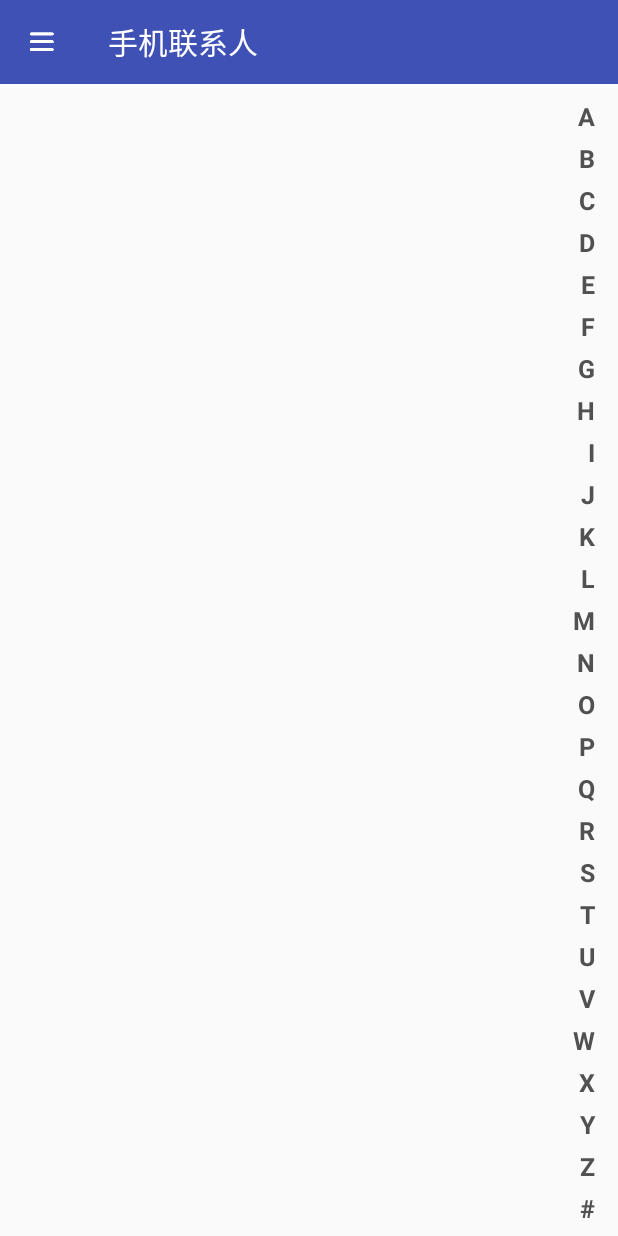
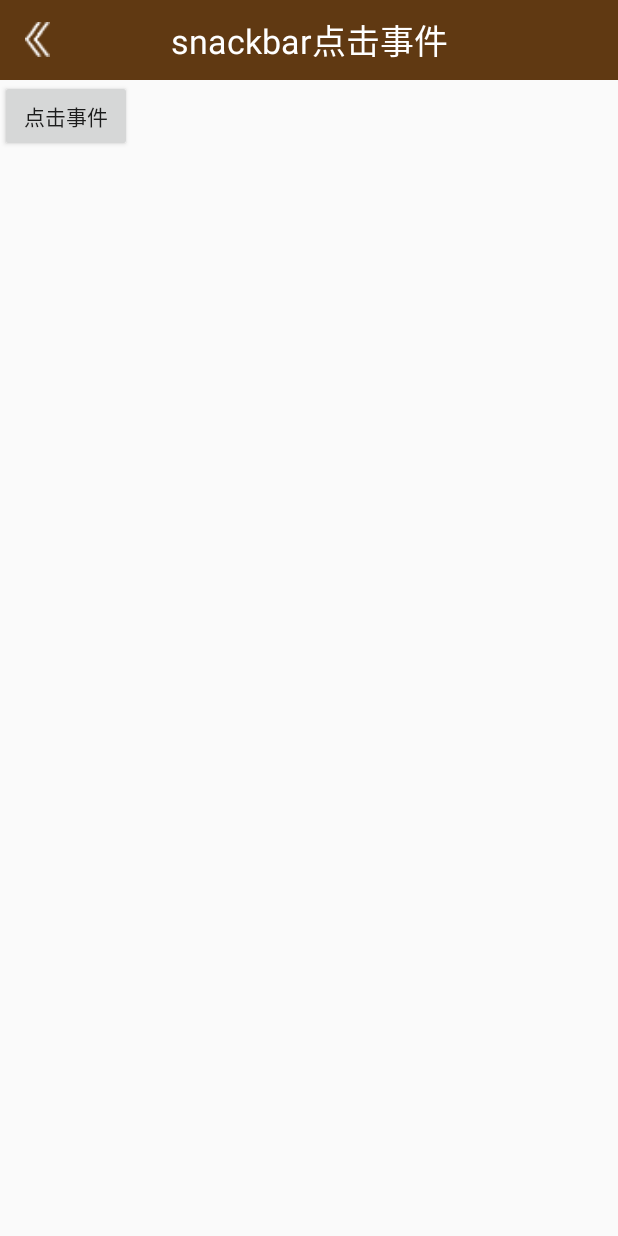
Before and after one commit to zxg1351/decorateOfMaple, an Android app: the LoginActivity screen opened directly, with no data from a screen before it, after a tap on "测试", on a phone screen of 412 x 824 dp. Run offline under Robolectric (Android 15) with nearby library versions, the phone set to English and light mode, and no system bars.

Commit message:
#20170525 commit

```diff
--- a/app/src/main/AndroidManifest.xml
+++ b/app/src/main/AndroidManifest.xml
@@ -80,6 +80,7 @@
             android:theme="@style/themeSetting"></activity>
         <activity android:name=".ui.ContactList.ContactListView"></activity>
         <activity android:name=".ui.ContactListNoBug.ContactListNoBugActivity"></activity>
+        <activity android:name=".ui.SnakerbarActivity"></activity>
     </application>
 
 </manifest>
--- a/app/src/main/java/com/example/administrator/zxg/ui/Login/LoginActivity.java
+++ b/app/src/main/java/com/example/administrator/zxg/ui/Login/LoginActivity.java
@@ -15,6 +15,7 @@ import com.example.administrator.zxg.ui.ContactList.ContactListView;
 import com.example.administrator.zxg.ui.ContactListActivity;
 import com.example.administrator.zxg.ui.ContactListNoBug.ContactListNoBugActivity;
 import com.example.administrator.zxg.ui.Glide.GlideActivity;
+import com.example.administrator.zxg.ui.SnakerbarActivity;
 import com.example.administrator.zxg.util.ToastUtil;
 
 /**
@@ -91,9 +92,8 @@ public class LoginActivity extends CommonActivity {
         Intent intent = new Intent(LoginActivity.this,GlideActivity.class);
         startActivity(intent);
     }
-    public  void testlogin(View view){
-
-        Intent intent = new Intent(this, ContactListView.class);
+    public  void testLogin(View view){
+        Intent intent = new Intent(this, SnakerbarActivity.class);
         startActivity(intent);
     }
 }
--- /dev/null
+++ b/app/src/main/java/com/example/administrator/zxg/ui/SnakerbarActivity.java
@@ -0,0 +1,37 @@
+package com.example.administrator.zxg.ui;
+
+import android.os.Bundle;
+import android.support.design.widget.Snackbar;
+import android.view.View;
+import android.widget.TextView;
+
+import com.example.administrator.zxg.R;
+import com.example.administrator.zxg.common.CommonActivity;
+
+/**
+ * @Description
+ * @Author bayonet1351
+ * Created 2017/5/25 14:13
+ */
+
+public class SnakerbarActivity extends CommonActivity {
+    private TextView tv_title;
+    @Override
+    protected void onCreate(Bundle savedInstanceState) {
+        super.onCreate(savedInstanceState);
+        setContentView(R.layout.activity_snackbar_test);
+        initView();
+
+    }
+
+    private void initView() {
+       tv_title = (TextView) findViewById(R.id.tv_title);
+        tv_title.setText("snackbar点击事件");
+    }
+
+
+    public void clicksnackbar(View view){
+        Snackbar s = Snackbar.make(view,"是否进行测试",Snackbar.LENGTH_SHORT);
+        s.show();
+    }
+}
--- a/app/src/main/res/layout/activity_loginxxx.xml
+++ b/app/src/main/res/layout/activity_loginxxx.xml
@@ -125,7 +125,7 @@
             android:layout_marginBottom="@dimen/test_size"
             android:background="@color/coffee"
             android:gravity="center"
-            android:onClick="testlogin"
+            android:onClick="testLogin"
             android:text="测试"
             android:textColor="@color/black"
             android:textSize="@dimen/test_size_one"
--- /dev/null
+++ b/app/src/main/res/layout/activity_snackbar_test.xml
@@ -0,0 +1,11 @@
+<?xml version="1.0" encoding="utf-8"?>
+<LinearLayout xmlns:android="http://schemas.android.com/apk/res/android"
+    android:orientation="vertical" android:layout_width="match_parent"
+    android:layout_height="match_parent">
+    <include layout="@layout/include_head_text"></include>
+    <Button
+        android:layout_width="wrap_content"
+        android:layout_height="wrap_content"
+        android:onClick="clicksnackbar"
+        android:text="点击事件"/>
+</LinearLayout>
```
